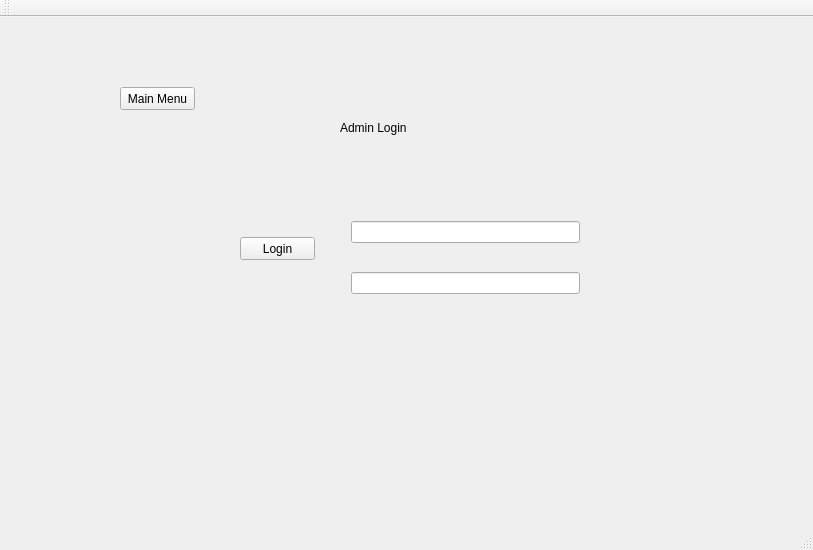
This is cs1dproject/mainwindow.ui in AustinVaday/CS1D-Class-Project-2 as Qt 5 draws it before an edit. The edited form follows.
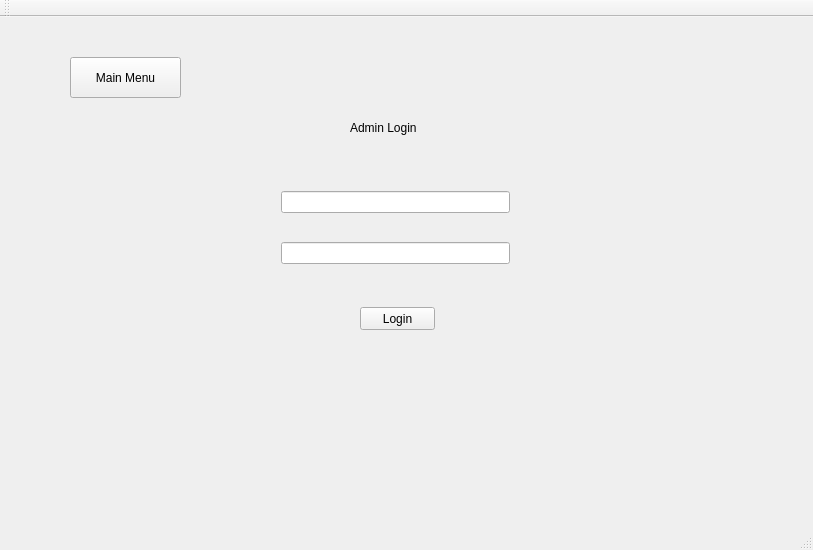
This is the edited form. The open tabs and pages were chosen to show the change.

```diff
--- a/cs1dproject/mainwindow.ui
+++ b/cs1dproject/mainwindow.ui
@@ -1343,8 +1343,8 @@
      <widget class="QPushButton" name="button_login">
       <property name="geometry">
        <rect>
-        <x>190</x>
-        <y>200</y>
+        <x>310</x>
+        <y>270</y>
         <width>75</width>
         <height>23</height>
        </rect>
@@ -1356,9 +1356,9 @@
      <widget class="QLabel" name="label_adminLoginTitle">
       <property name="geometry">
        <rect>
-        <x>290</x>
+        <x>300</x>
         <y>70</y>
-        <width>241</width>
+        <width>101</width>
         <height>41</height>
        </rect>
       </property>
@@ -1369,10 +1369,10 @@
      <widget class="QPushButton" name="button_mainMenu5">
       <property name="geometry">
        <rect>
-        <x>70</x>
-        <y>50</y>
-        <width>75</width>
-        <height>23</height>
+        <x>20</x>
+        <y>20</y>
+        <width>111</width>
+        <height>41</height>
        </rect>
       </property>
       <property name="text">
@@ -1382,8 +1382,8 @@
      <widget class="QWidget" name="layoutWidget">
       <property name="geometry">
        <rect>
-        <x>290</x>
-        <y>150</y>
+        <x>220</x>
+        <y>120</y>
         <width>251</width>
         <height>141</height>
        </rect>
@@ -1393,7 +1393,14 @@
         <widget class="QLineEdit" name="lineEdit_username"/>
        </item>
        <item>
-        <widget class="QLineEdit" name="lineEdit_password"/>
+        <widget class="QLineEdit" name="lineEdit_password">
+         <property name="echoMode">
+          <enum>QLineEdit::PasswordEchoOnEdit</enum>
+         </property>
+         <property name="readOnly">
+          <bool>false</bool>
+         </property>
+        </widget>
        </item>
       </layout>
      </widget>
```
Left out of the diff: 23 changed lines with no effect on the pictures.
